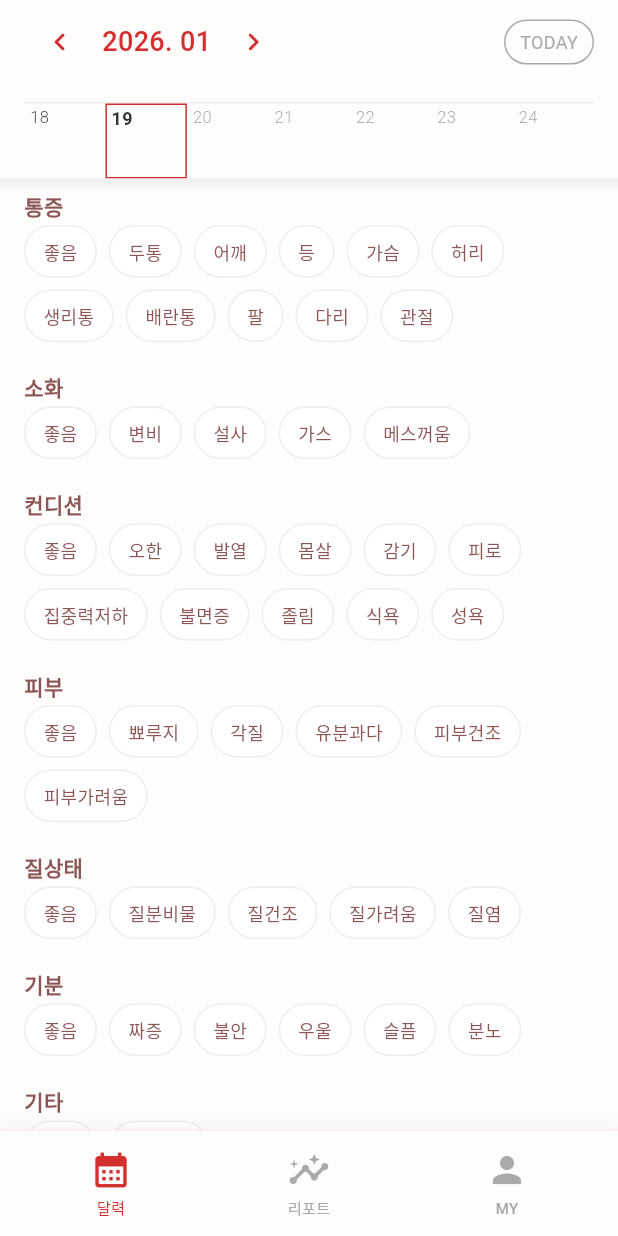
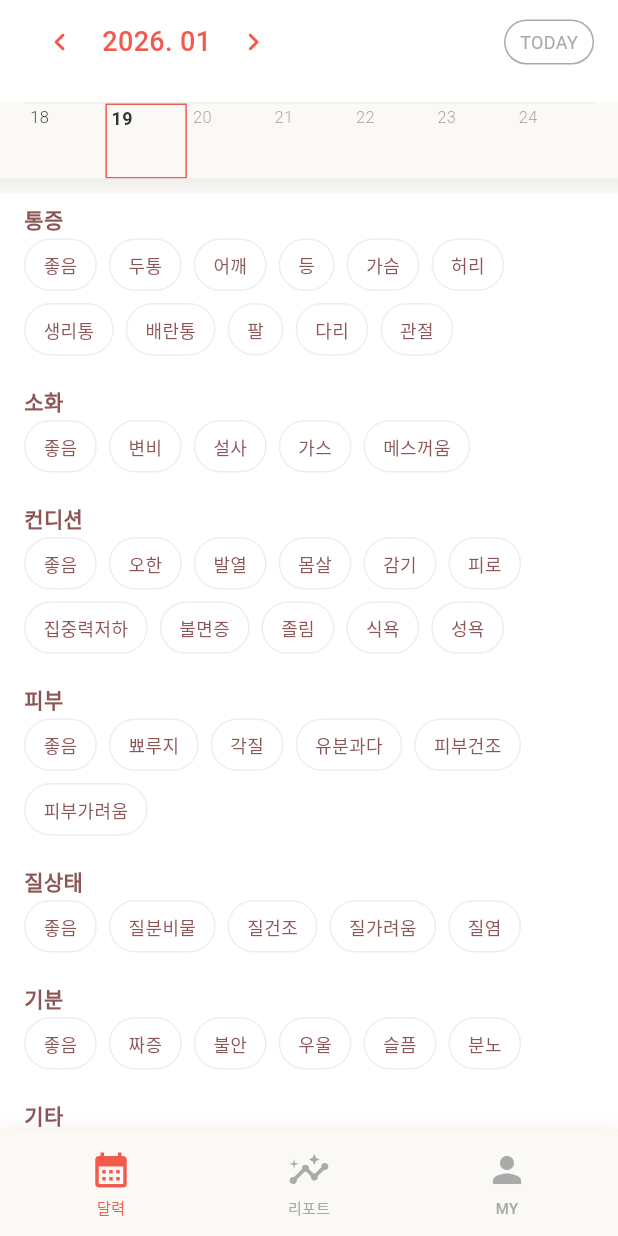
Before and after one commit to mj012345/redtime, a Flutter app: the FigmaCalendarPage screen opened by its route, scrolled down 484 dp, on a phone screen of 412 x 824 dp. Run offline on Flutter 3.47's test engine with Material 3 defaults, Android fonts, the phone set to English and light mode, and no system bars; our stand-ins replace cloud_firestore, firebase_auth, firebase_core, flutter_svg, google_sign_in, shared_preferences; accounts and stored records are empty; Roboto replaces fonts that are missing (Pretendard); project files that could hold a hidden picture were left out.

Commit message:
[feat] 달력/리포트 페이지: ui 개선

```diff
--- a/lib/theme/app_colors.dart
+++ b/lib/theme/app_colors.dart
@@ -4,12 +4,12 @@ class AppColors {
   const AppColors._();
 
   // 기본 팔레트
-  static const Color primary = Color(0xFFD32F2F);
-  static const Color primaryLight = Color(0xFFFFEBEE);
+  static const Color primary = Color(0xFFF35A4E);
+  static const Color primaryLight = Color(0xFFFFF4EA);
   static const Color secondary = Color(0xFF8D5656);
 
   // 배경/테두리
-  static const Color background = Color(0xFFFFFDFC);
+  static const Color background = Color(0xFFFBF9F5);
   static const Color surface = Colors.white;
   static const Color border = Color(0xFFEEEEEE);
   static const Color disabled = Color(0xFFFAFAFA);
@@ -27,8 +27,8 @@ class AppColors {
 class SymptomColors {
   const SymptomColors._();
 
-  static const Color period = Color(0xFFFFEBEE); // 생리일
-  static const Color fertile = Color(0xFFE8F5F6); // 가임기
+  static const Color period = Color(0xFFF7EEDB); // 생리일
+  static const Color fertile = Color(0xFFEDF1FA); // 가임기
   static const Color border = Color(0xFFE7E7E7); // 테두리
   static const Color symptomBase = Color(0xFFFFC477); // 증상 기본 색상
   static const Color goodSymptom = Color(0xFFACEEBB); // 좋음 증상 색상
--- a/lib/view/calendar/calendar_view.dart
+++ b/lib/view/calendar/calendar_view.dart
@@ -215,7 +215,7 @@ class _FigmaCalendarPageState extends State<FigmaCalendarPage> {
               ).isAfter(DateTime(today.year, today.month, today.day));
 
           return Scaffold(
-            backgroundColor: AppColors.background,
+            backgroundColor: AppColors.surface,
             body: SafeArea(
               child: Column(
                 children: [
@@ -378,6 +378,17 @@ class _FigmaCalendarPageState extends State<FigmaCalendarPage> {
                                       onPeriodEnd: vm.setPeriodEnd,
                                       isStartSelected: startSel,
                                       isEndSelected: endSel,
+                                      hasMemo: _hasMemo(vm, selectedDay),
+                                      hasRelationship: vm
+                                          .selectedSymptomsFor(selectedDay)
+                                          .contains('기타/관계'),
+                                      onMemoTap: () => _showMemoBottomSheet(
+                                        context,
+                                        vm,
+                                        selectedDay,
+                                      ),
+                                      onRelationshipTap: () =>
+                                          vm.toggleSymptom('기타/관계'),
                                     ),
                                     const SizedBox(height: AppSpacing.xl),
                                     Text(
--- a/lib/view/calendar/widgets/calendar_grid.dart
+++ b/lib/view/calendar/widgets/calendar_grid.dart
@@ -101,7 +101,7 @@ class CalendarGrid extends StatelessWidget {
                           child: DayCell(
                             date: day,
                             isOutsideMonth: day.month != month.month,
-                            onTap: () => onSelect(day),
+                            onTap: day.month != month.month ? () {} : () => onSelect(day),
                             isPeriod: _containsDate(periodDays, day),
                             isFertile: _containsDate(fertileWindowDays, day),
                             isOvulation: _containsDate([
--- a/lib/view/calendar/widgets/day_cell.dart
+++ b/lib/view/calendar/widgets/day_cell.dart
@@ -74,14 +74,14 @@ class DayCell extends StatelessWidget {
     Color? borderColor;
 
     if (showPeriod) {
-      bgColor = AppColors.primaryLight;
+      bgColor = SymptomColors.period;
       textColor = AppColors.textPrimary;
     } else if (showFertile) {
-      bgColor = const Color(0xFFE8F5F6);
+      bgColor = SymptomColors.fertile;
     } else if (showExpectedPeriod) {
-      bgColor = AppColors.primaryLight.withValues(alpha: 0.3);
+      bgColor = SymptomColors.period.withValues(alpha: 0.3);
     } else if (showExpectedFertile) {
-      bgColor = const Color(0xFFE8F5F6).withValues(alpha: 0.3);
+      bgColor = SymptomColors.fertile.withValues(alpha: 0.3);
     }
     if (showSelected) {
       // 오늘 이후 날짜는 회색 테두리, 그 외는 기본 primary 색상
--- a/lib/view/my/my_view.dart
+++ b/lib/view/my/my_view.dart
@@ -117,7 +117,7 @@ class MyView extends StatelessWidget {
     return Scaffold(
       appBar: AppBar(
         title: const Text('MY'),
-        backgroundColor: Colors.white,
+        backgroundColor: AppColors.background,
         foregroundColor: const Color(0xFF333333),
         elevation: 0,
       ),
@@ -148,7 +148,7 @@ class MyView extends StatelessWidget {
                             borderRadius: BorderRadius.circular(
                               AppSpacing.radiusLg,
                             ),
-                            border: Border.all(color: AppColors.border),
+                            border: Border.all(color: AppColors.primaryLight),
                           ),
                           child: Column(
                             crossAxisAlignment: CrossAxisAlignment.start,
@@ -263,7 +263,7 @@ class MyView extends StatelessWidget {
           }
         },
       ),
-      backgroundColor: Colors.white,
+      backgroundColor: AppColors.background,
     );
   }
 }
--- a/lib/view/report/report_view.dart
+++ b/lib/view/report/report_view.dart
@@ -389,7 +389,7 @@ class ReportView extends StatelessWidget {
       backgroundColor: AppColors.background,
       appBar: AppBar(
         title: Text('리포트', style: AppTextStyles.title),
-        backgroundColor: AppColors.surface,
+        backgroundColor: AppColors.background,
         foregroundColor: AppColors.textPrimary,
         elevation: 0,
       ),
--- a/lib/view/splash/splash_view.dart
+++ b/lib/view/splash/splash_view.dart
@@ -1,6 +1,7 @@
 import 'dart:io';
 import 'package:flutter/material.dart';
 import 'package:provider/provider.dart';
+import 'package:red_time_app/theme/app_colors.dart';
 import 'package:red_time_app/theme/app_text_styles.dart';
 import 'package:red_time_app/view/auth/auth_viewmodel.dart';
 import 'package:red_time_app/widgets/common_dialog.dart';
@@ -108,7 +109,7 @@ class _SplashViewState extends State<SplashView> with SingleTickerProviderStateM
   @override
   Widget build(BuildContext context) {
     return Scaffold(
-      backgroundColor: const Color(0xFFFBF9F5),
+      backgroundColor: AppColors.background,
       body: Center(
         child: FadeTransition(
           opacity: _opacityAnimation, // 2. Breathing (Opacity)
```
Also changed, not shown: lib/view/calendar/widgets/today_card.dart (+77 -9 lines), lib/view/calendar/widgets/toggle_chip.dart (+33 -11 lines).
